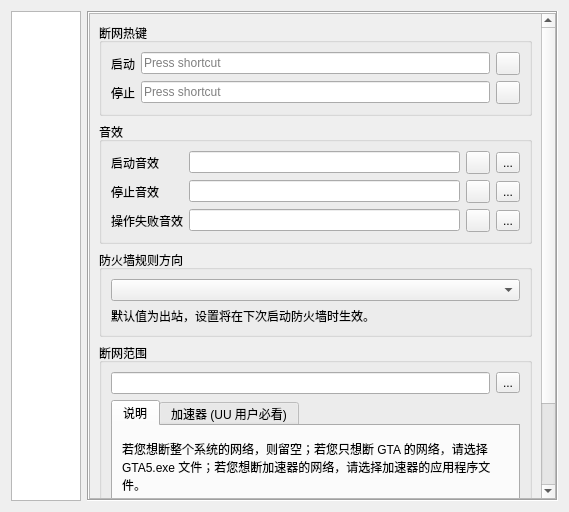
First picture: the form in Act3SpeedrunTool/SettingDialog.ui, repository SkyD666/Act3SpeedrunTool, before the edit.
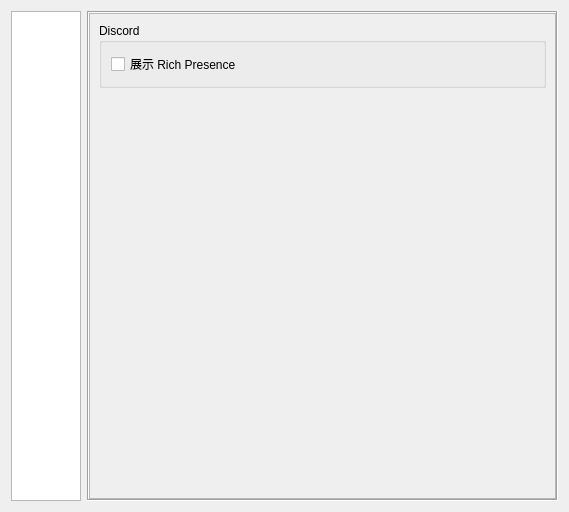
Second picture: the form after the edit. The open tabs and pages were chosen to show the change. Icons and pictures are not drawn.

Commit message: [feature]支持Discord RP

```diff
--- a/Act3SpeedrunTool/SettingDialog.ui
+++ b/Act3SpeedrunTool/SettingDialog.ui
@@ -46,7 +46,7 @@
       <enum>QFrame::Sunken</enum>
      </property>
      <property name="currentIndex">
-      <number>2</number>
+      <number>5</number>
      </property>
      <widget class="QWidget" name="pageGeneral">
       <layout class="QVBoxLayout" name="verticalLayout_21">
@@ -701,8 +701,8 @@
            <rect>
             <x>0</x>
             <y>0</y>
-            <width>455</width>
-            <height>598</height>
+            <width>204</width>
+            <height>742</height>
            </rect>
           </property>
           <layout class="QVBoxLayout" name="verticalLayout_14">
@@ -1239,6 +1239,81 @@
        </item>
       </layout>
      </widget>
+     <widget class="QWidget" name="pageSocial">
+      <layout class="QVBoxLayout" name="verticalLayout_8">
+       <property name="leftMargin">
+        <number>0</number>
+       </property>
+       <property name="topMargin">
+        <number>0</number>
+       </property>
+       <property name="rightMargin">
+        <number>0</number>
+       </property>
+       <property name="bottomMargin">
+        <number>0</number>
+       </property>
+       <item>
+        <widget class="QScrollArea" name="scrollArea_8">
+         <property name="widgetResizable">
+          <bool>true</bool>
+         </property>
+         <widget class="QWidget" name="scrollAreaWidgetContents_8">
+          <property name="geometry">
+           <rect>
+            <x>0</x>
+            <y>0</y>
+            <width>469</width>
+            <height>488</height>
+           </rect>
+          </property>
+          <layout class="QVBoxLayout" name="verticalLayout_12">
+           <item>
+            <widget class="QGroupBox" name="groupBox_13">
+             <property name="title">
+              <string>Discord</string>
+             </property>
+             <layout class="QGridLayout" name="gridLayout_5">
+              <item row="0" column="0">
+               <widget class="QCheckBox" name="cbDiscordShowRp">
+                <property name="text">
+                 <string>展示 Rich Presence</string>
+                </property>
+               </widget>
+              </item>
+              <item row="0" column="1">
+               <widget class="QToolButton" name="tbDiscordRpHelp">
+                <property name="icon">
+                 <iconset resource="resource.qrc">
+                  <normaloff>:/image/ic_question.ico</normaloff>:/image/ic_question.ico</iconset>
+                </property>
+                <property name="autoRaise">
+                 <bool>true</bool>
+                </property>
+               </widget>
+              </item>
+             </layout>
+            </widget>
+           </item>
+           <item>
+            <spacer name="verticalSpacer">
+             <property name="orientation">
+              <enum>Qt::Vertical</enum>
+             </property>
+             <property name="sizeHint" stdset="0">
+              <size>
+               <width>20</width>
+               <height>1</height>
+              </size>
+             </property>
+            </spacer>
+           </item>
+          </layout>
+         </widget>
+        </widget>
+       </item>
+      </layout>
+     </widget>
      <widget class="QWidget" name="pageLanguage">
       <layout class="QVBoxLayout" name="verticalLayout_3">
        <property name="leftMargin">
```
Left out of the diff: 4 changed lines with no effect on the pictures. The commit also changes 50 other files.
